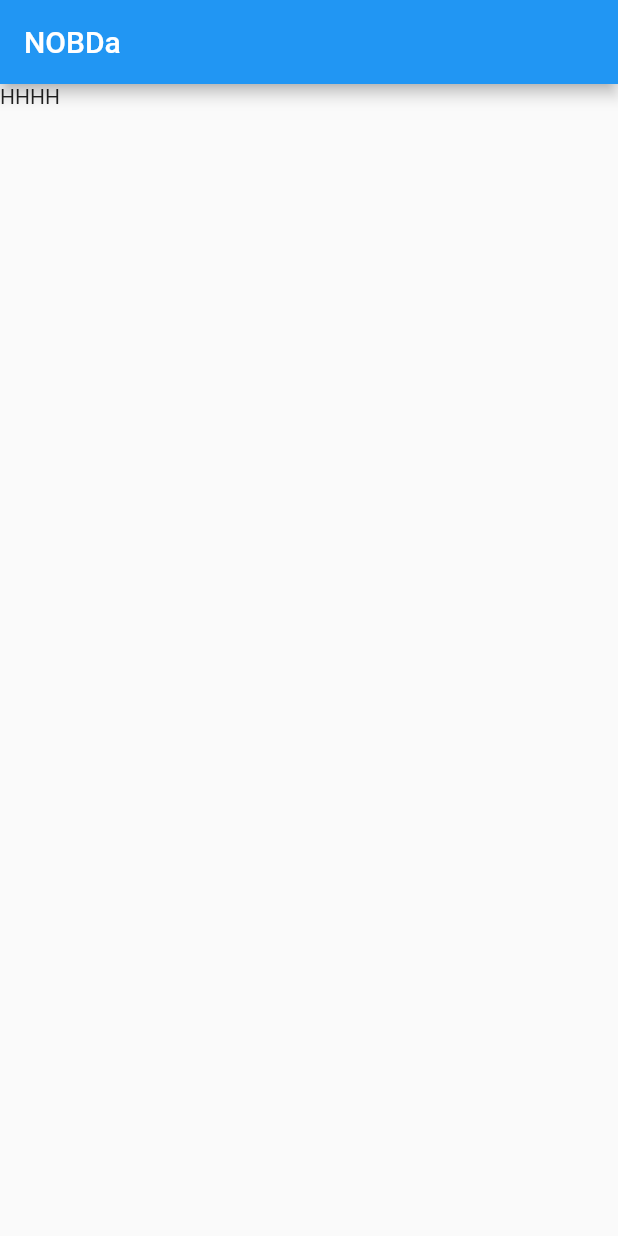
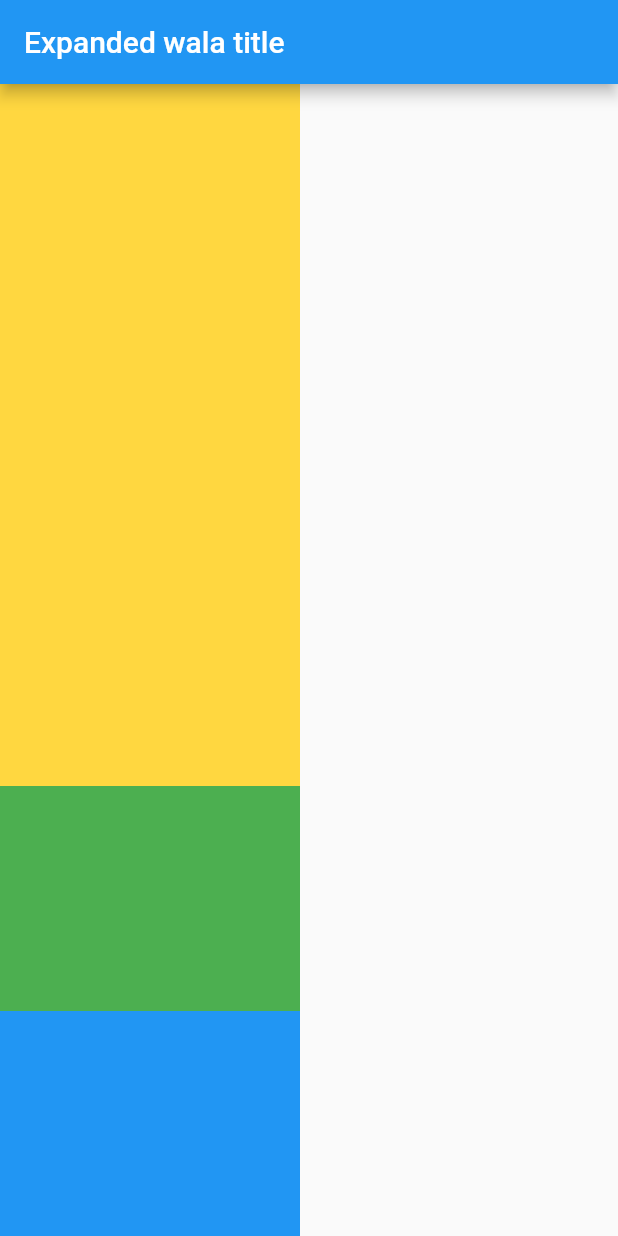
Before and after one commit to panditakshay402/Flutter, a Flutter app: the screen it shows after launch, on a phone screen of 412 x 824 dp. Run offline on Flutter 3.47's test engine with Material 2 defaults, Android fonts, the phone set to English and light mode, and no system bars.

Commit message:
Expanded widget practise.dart

```diff
--- a/lib/main.dart
+++ b/lib/main.dart
@@ -1,5 +1,6 @@
 import 'package:flutter/cupertino.dart';
 import 'package:flutter/material.dart';
+import 'package:flutter_1/practise.dart';
 
 void main() {
   runApp(myapp());
@@ -13,7 +14,7 @@ class myapp extends StatelessWidget {
     return MaterialApp(
       title: "hii boi",
       debugShowCheckedModeBanner: false,
-      home: dash(),
+      home: dashb(),
     );
   }
 }
--- a/lib/practise.dart
+++ b/lib/practise.dart
@@ -1,9 +1,44 @@
+import 'package:flutter/material.dart';
 
+class dashb extends StatelessWidget {
+  const dashb({Key? key}) : super(key: key);
 
-void main(){
-
-  print('hi Akshay');
-
-  var a=3;
-  print(a);
+  @override
+  Widget build(BuildContext context) {
+    return Scaffold(
+      appBar: AppBar(
+        title: Text("Expanded wala title"),
+      ),
+      body: Column(
+        children: [
+          Expanded(
+            // flex: 2,
+            child: Container(
+              width: 200,
+              height: 150,
+              color: Colors.amberAccent,
+            ),
+          ),
+          Column(
+            children: [
+              Container(
+                width: 200,
+                height: 150,
+                color: Colors.green,
+              ),
+              Column(
+                children: [
+                  Container(
+                    width: 200,
+                    height: 150,
+                    color: Colors.blue,
+                  ),
+                ],
+              ),
+            ],
+          ),
+        ],
+      ),
+    );
+  }
 }
```
Also changed, not shown: 1 other file.
